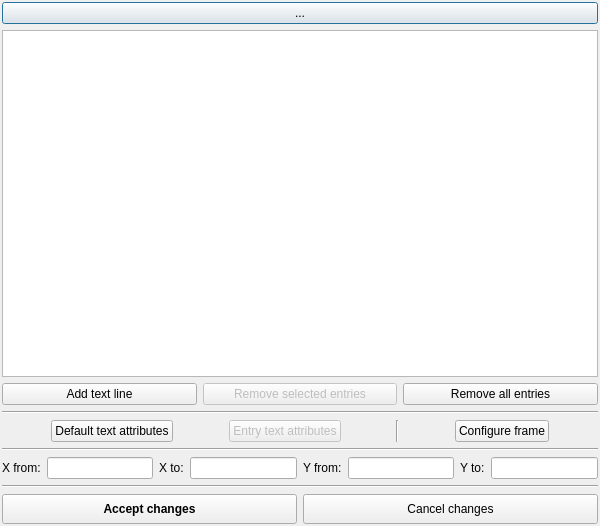
Old version of the form src/gui/GraphWindowTools/alegenddialog.ui in the repository andrmor/ANTS2.
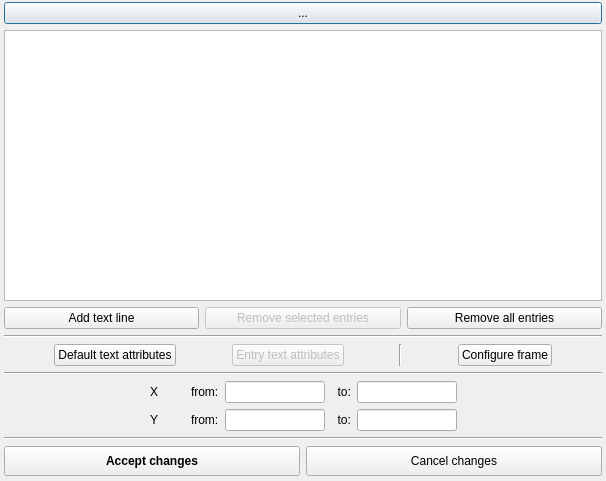
New version of the form.

The edit to the form file:
```diff
--- a/src/gui/GraphWindowTools/alegenddialog.ui
+++ b/src/gui/GraphWindowTools/alegenddialog.ui
@@ -6,8 +6,8 @@
    <rect>
     <x>0</x>
     <y>0</y>
-    <width>600</width>
-    <height>526</height>
+    <width>606</width>
+    <height>481</height>
    </rect>
   </property>
   <property name="windowTitle">
@@ -24,18 +24,18 @@
     <number>0</number>
    </property>
    <property name="bottomMargin">
-    <number>0</number>
+    <number>3</number>
    </property>
    <item>
     <layout class="QVBoxLayout" name="lCentral">
      <property name="leftMargin">
-      <number>2</number>
+      <number>4</number>
      </property>
      <property name="topMargin">
       <number>2</number>
      </property>
      <property name="rightMargin">
-      <number>2</number>
+      <number>4</number>
      </property>
      <property name="bottomMargin">
       <number>2</number>
@@ -219,49 +219,140 @@
       </widget>
      </item>
      <item>
-      <layout class="QHBoxLayout" name="horizontalLayout_4">
-       <property name="topMargin">
-        <number>0</number>
-       </property>
-       <item>
+      <layout class="QGridLayout" name="gridLayout_2" columnstretch="0,0,0,0,0,0,0,0">
+       <item row="1" column="1">
+        <widget class="QLabel" name="label_7">
+         <property name="text">
+          <string>Y</string>
+         </property>
+        </widget>
+       </item>
+       <item row="1" column="5">
+        <widget class="QLabel" name="label_2">
+         <property name="text">
+          <string>  to:</string>
+         </property>
+        </widget>
+       </item>
+       <item row="1" column="6">
+        <widget class="QLineEdit" name="ledYto">
+         <property name="maximumSize">
+          <size>
+           <width>100</width>
+           <height>16777215</height>
+          </size>
+         </property>
+        </widget>
+       </item>
+       <item row="1" column="7">
+        <spacer name="horizontalSpacer_9">
+         <property name="orientation">
+          <enum>Qt::Horizontal</enum>
+         </property>
+         <property name="sizeHint" stdset="0">
+          <size>
+           <width>40</width>
+           <height>20</height>
+          </size>
+         </property>
+        </spacer>
+       </item>
+       <item row="0" column="4">
+        <widget class="QLineEdit" name="ledXfrom">
+         <property name="maximumSize">
+          <size>
+           <width>100</width>
+           <height>16777215</height>
+          </size>
+         </property>
+        </widget>
+       </item>
+       <item row="0" column="3">
         <widget class="QLabel" name="label_3">
          <property name="text">
-          <string>X from:</string>
+          <string>from:</string>
          </property>
         </widget>
        </item>
-       <item>
-        <widget class="QLineEdit" name="ledXfrom"/>
+       <item row="0" column="0">
+        <spacer name="horizontalSpacer_6">
+         <property name="orientation">
+          <enum>Qt::Horizontal</enum>
+         </property>
+         <property name="sizeHint" stdset="0">
+          <size>
+           <width>40</width>
+           <height>20</height>
+          </size>
+         </property>
+        </spacer>
        </item>
-       <item>
+       <item row="0" column="7">
+        <spacer name="horizontalSpacer_8">
+         <property name="orientation">
+          <enum>Qt::Horizontal</enum>
+         </property>
+         <property name="sizeHint" stdset="0">
+          <size>
+           <width>40</width>
+           <height>20</height>
+          </size>
+         </property>
+        </spacer>
+       </item>
+       <item row="1" column="0">
+        <spacer name="horizontalSpacer_7">
+         <property name="orientation">
+          <enum>Qt::Horizontal</enum>
+         </property>
+         <property name="sizeHint" stdset="0">
+          <size>
+           <width>40</width>
+           <height>20</height>
+          </size>
+         </property>
+        </spacer>
+       </item>
+       <item row="0" column="1">
+        <widget class="QLabel" name="label_6">
+         <property name="text">
+          <string>X        </string>
+         </property>
+        </widget>
+       </item>
+       <item row="0" column="5">
         <widget class="QLabel" name="label_4">
          <property name="text">
-          <string>X to:</string>
+          <string>  to:</string>
          </property>
         </widget>
        </item>
-       <item>
-        <widget class="QLineEdit" name="ledXto"/>
-       </item>
-       <item>
+       <item row="1" column="3">
         <widget class="QLabel" name="label_5">
          <property name="text">
-          <string>Y from:</string>
+          <string>from:</string>
          </property>
         </widget>
        </item>
-       <item>
-        <widget class="QLineEdit" name="ledYfrom"/>
-       </item>
-       <item>
-        <widget class="QLabel" name="label_2">
-         <property name="text">
-          <string>Y to:</string>
+       <item row="1" column="4">
+        <widget class="QLineEdit" name="ledYfrom">
+         <property name="maximumSize">
+          <size>
+           <width>100</width>
+           <height>16777215</height>
+          </size>
          </property>
         </widget>
        </item>
-       <item>
-        <widget class="QLineEdit" name="ledYto"/>
+       <item row="0" column="6">
+        <widget class="QLineEdit" name="ledXto">
+         <property name="maximumSize">
+          <size>
+           <width>100</width>
+           <height>16777215</height>
+          </size>
+         </property>
+        </widget>
        </item>
       </layout>
      </item>
```
